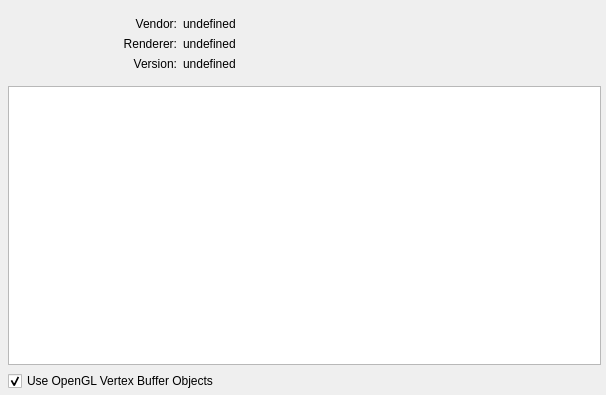
The window that source/VIEW/DIALOGS/stageSettings.ui (BALL-Project/ball) describes before a commit, drawn with Qt 5.
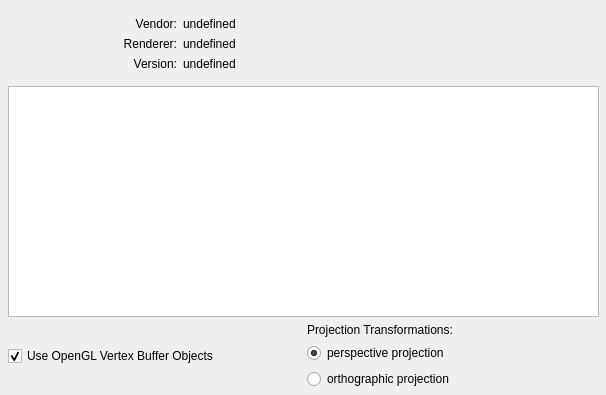
The same window after the commit. The open tabs and pages were chosen to show the change.

Commit message:
Added radioButtons for choosing between perspective and orthographic projection in DIALOGS\stageSettings.
This is just the VIEW-part of this integration. Missing parts are marked with "TODO" :-)
Open questions are:
  Who is responsible for/storing the information, which projection was selected? stage of renderer?
  What additional methods are needed (in stage or renderer), to switch between both projections?
  As in bug 172 pointed out, storing of preference entries seems to not work. Pressing Default
      does not call setDefaults as one might expect.

What changed in the file:
```diff
--- a/source/VIEW/DIALOGS/stageSettings.ui
+++ b/source/VIEW/DIALOGS/stageSettings.ui
@@ -843,14 +843,23 @@
     </layout>
    </widget>
    <widget class="QWidget" name="OpenGL" >
-    <layout class="QGridLayout" >
+    <widget class="QWidget" name="" >
+     <property name="geometry" >
+      <rect>
+       <x>9</x>
+       <y>9</y>
+       <width>591</width>
+       <height>381</height>
+      </rect>
+     </property>
+     <layout class="QVBoxLayout" >
      <property name="margin" >
-      <number>9</number>
+       <number>0</number>
      </property>
      <property name="spacing" >
       <number>6</number>
      </property>
-     <item row="0" column="0" >
+      <item>
       <layout class="QGridLayout" >
        <property name="margin" >
         <number>9</number>
@@ -956,7 +965,22 @@
        </item>
       </layout>
      </item>
-     <item row="2" column="0" >
+      <item>
+       <widget class="QListWidget" name="extensions_list" >
+        <property name="toolTip" >
+         <string>Extensions supported by your graphics card</string>
+        </property>
+       </widget>
+      </item>
+      <item>
+       <layout class="QHBoxLayout" >
+        <property name="margin" >
+         <number>0</number>
+        </property>
+        <property name="spacing" >
+         <number>6</number>
+        </property>
+        <item>
       <widget class="QCheckBox" name="use_vertex_buffers" >
        <property name="toolTip" >
         <string>Select to use OpenGL vertex buffer. Results in greater performance.</string>
@@ -969,14 +993,54 @@
        </property>
       </widget>
      </item>
-     <item row="1" column="0" >
-      <widget class="QListWidget" name="extensions_list" >
-       <property name="toolTip" >
-        <string>Extensions supported by your graphics card</string>
-       </property>
-      </widget>
-     </item>
-    </layout>
+        <item>
+         <layout class="QVBoxLayout" >
+          <property name="margin" >
+           <number>0</number>
+          </property>
+          <property name="spacing" >
+           <number>6</number>
+          </property>
+          <item>
+           <widget class="QLabel" name="" >
+            <property name="text" >
+             <string>Projection Transformations:</string>
+            </property>
+           </widget>
+          </item>
+          <item>
+           <layout class="QVBoxLayout" >
+            <property name="margin" >
+             <number>0</number>
+            </property>
+            <property name="spacing" >
+             <number>6</number>
+            </property>
+            <item>
+             <widget class="QRadioButton" name="radioButton_perspectiveProjection" >
+              <property name="text" >
+               <string>perspective projection</string>
+              </property>
+              <property name="checked" >
+               <bool>true</bool>
+              </property>
+             </widget>
+            </item>
+            <item>
+             <widget class="QRadioButton" name="radioButton_orthographicProjection" >
+              <property name="text" >
+               <string>orthographic projection</string>
+              </property>
+             </widget>
+            </item>
+           </layout>
+          </item>
+         </layout>
+        </item>
+       </layout>
+      </item>
+     </layout>
+    </widget>
    </widget>
    <widget class="QWidget" name="RTFact" >
     <widget class="QWidget" name="" >
```
Left out of the diff: 78 changed lines with no effect on the pictures. Lines whose indentation alone changed are shown as unchanged. The commit also changes 2 other files.
